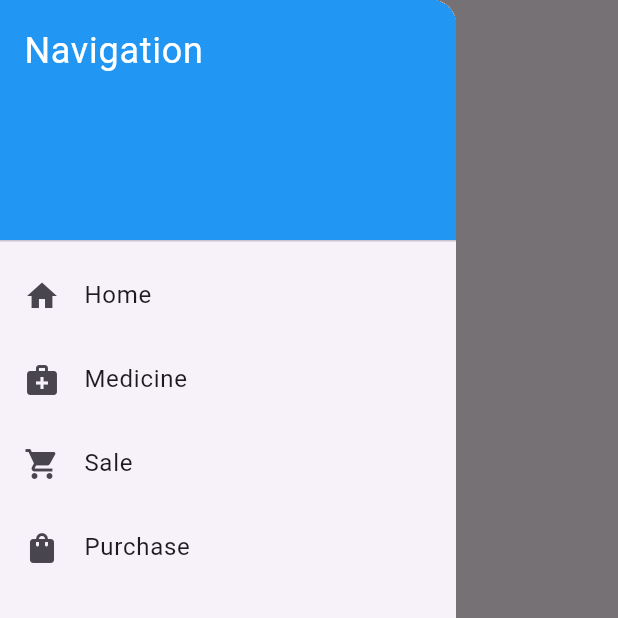
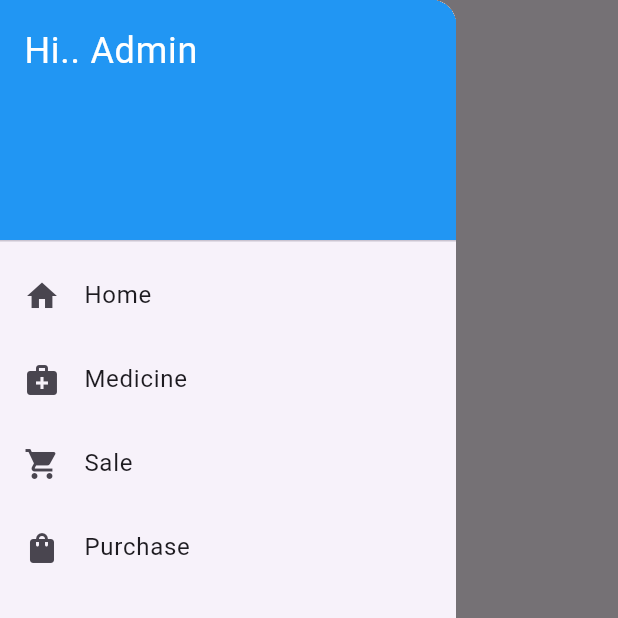
Before and after one commit to Kanglei-Inovations/MedixPOS, a Flutter app: the screen it shows after launch, with the side drawer open, on a phone screen of 412 x 824 dp, the top half of it. Run offline on Flutter 3.47's test engine with Material 3 defaults, Android fonts, the phone set to English and light mode, and no system bars; our stand-ins replace firebase_core, get, sqflite, sqflite_common_ffi; accounts and stored records are empty.

Commit message:
edit_update

```diff
--- a/lib/views/home_page.dart
+++ b/lib/views/home_page.dart
@@ -1,18 +1,21 @@
 import 'package:flutter/material.dart';
 import 'package:get/get.dart';
-import 'package:get/get_core/src/get_main.dart';
 
 class HomePage extends StatelessWidget {
   @override
   Widget build(BuildContext context) {
     return Scaffold(
-      appBar: AppBar(
-        title: Text('MedixPOS'),
-      ),
-      drawer: _buildDrawer(context), // Drawer for mobile
+       appBar: isMobile(context) ?AppBar(
+        title:Text('MedixPOS'),
+      ):AppBar(
+         title:Text('MedixPOS Billing and Management System'),
+       ),
+      // Show drawer only on mobile
+      drawer: isMobile(context) ? _buildDrawer(context) : null,
       body: Row(
         children: [
-          if (!isMobile(context)) _buildSideNavigation(), // SideNav for desktop
+          // Show sidebar only on desktop or larger screens
+          if (!isMobile(context)) _buildSideNavigation(),
           Expanded(
             child: _buildPageContent(),
           ),
@@ -21,7 +24,7 @@ class HomePage extends StatelessWidget {
     );
   }
 
-  // Method to determine if the device is mobile
+  // Method to determine if the device is mobile (screen width < 600)
   bool isMobile(BuildContext context) {
     return MediaQuery.of(context).size.width < 600;
   }
@@ -37,7 +40,7 @@ class HomePage extends StatelessWidget {
               color: Colors.blue,
             ),
             child: Text(
-              'Navigation',
+              'Hi.. Admin',
               style: TextStyle(
                 color: Colors.white,
                 fontSize: 24,
@@ -62,11 +65,10 @@ class HomePage extends StatelessWidget {
       leading: Icon(icon),
       title: Text(title),
       onTap: () {
-        Get.toNamed(routeName);
+        Get.toNamed(routeName); // Navigates to the specified route
       },
     );
   }
-
 
   // Sidebar navigation for larger screens
   Widget _buildSideNavigation() {
--- a/lib/views/medicine_page.dart
+++ b/lib/views/medicine_page.dart
@@ -2,11 +2,8 @@ import 'package:flutter/material.dart';
 import 'package:medixpos/views/dialog/add_medicine_dialog.dart';
 import 'package:medixpos/views/dialog/edit_medicine_dialog.dart';
 import 'package:provider/provider.dart';
-import 'package:get/get.dart';
-import '../models/medicine.dart';
 import '../providers/medicine_provider.dart';
-import 'add_medicine_page.dart';
-import 'edit_medicine_page.dart';
+
 
 class MedicinePage extends StatefulWidget {
   @override
```
Also changed, not shown: lib/providers/medicine_provider.dart (+7 -1 lines).
